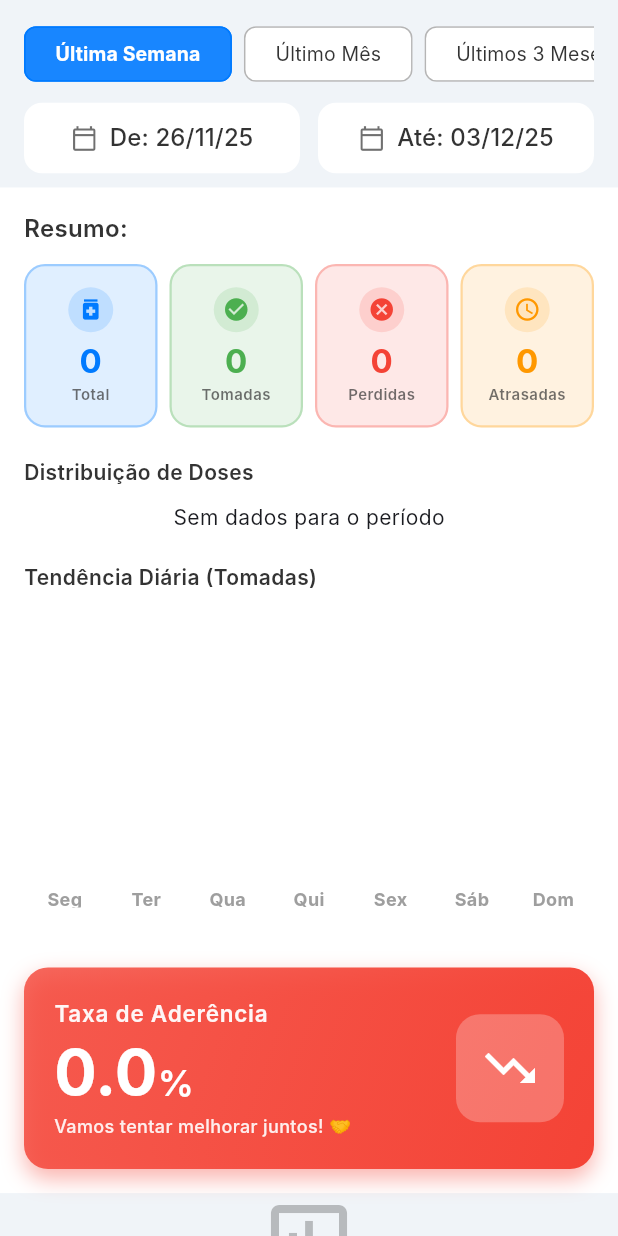
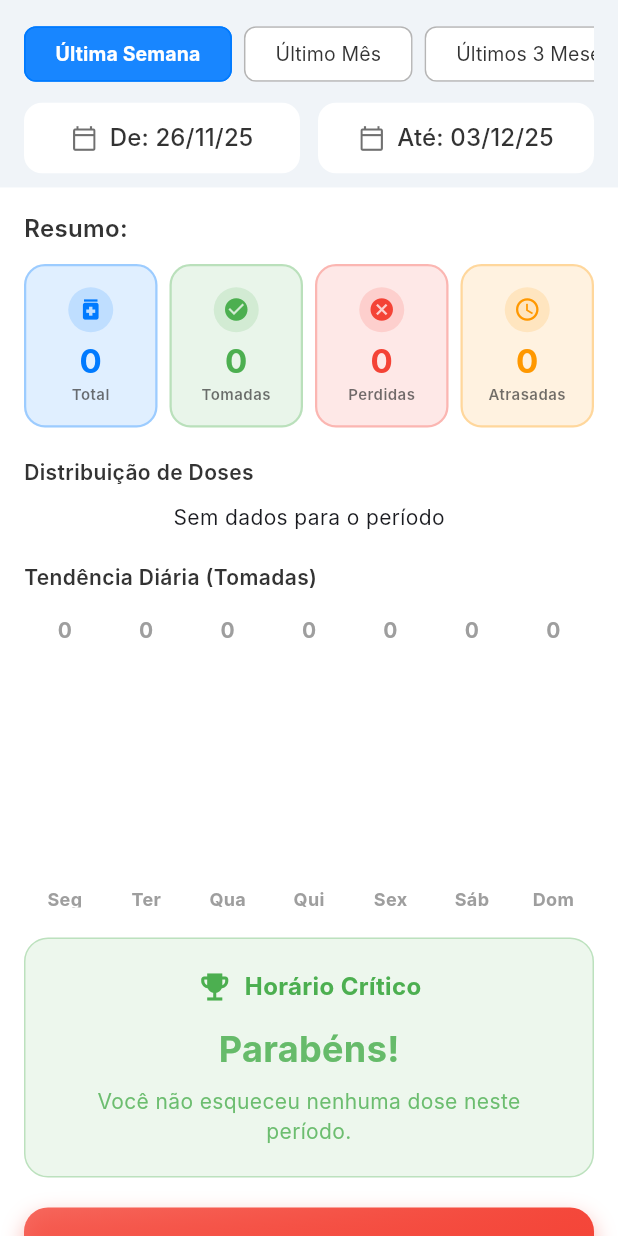
Before and after one commit to DiogenesCasale/MeAlerte, a Flutter app: the DosesReportScreen screen opened directly, on a phone screen of 412 x 824 dp. Run offline on Flutter 3.47's test engine with Material 3 defaults, Android fonts, the phone set to English and light mode, and no system bars; drawn by our look-alikes of fl_chart; our stand-ins replace csv, device_info_plus, file_picker, flutter_local_notifications, get, image_picker and 9 more; missing offline and left inert: jbh_ringtone; accounts and stored records are empty; Roboto replaces fonts that are missing (Inter).

Commit message:
mudança tela relatorio, readme e manual

```diff
--- a/lib/controllers/report_controller.dart
+++ b/lib/controllers/report_controller.dart
@@ -6,12 +6,9 @@ import 'package:app_remedio/controllers/database_controller.dart';
 import 'package:app_remedio/controllers/profile_controller.dart';
 import 'package:pdf/pdf.dart';
 import 'package:pdf/widgets.dart' as pw;
-
 import 'package:path_provider/path_provider.dart';
 import 'package:csv/csv.dart';
-
 import 'package:app_remedio/utils/toast_service.dart';
-import 'package:flutter/material.dart'; // Para Colors e Icons
 import 'package:flutter/services.dart' show rootBundle;
 
 enum ReportPeriod { lastWeek, lastMonth, last3Months, custom }
--- a/lib/views/reports/doses_report_screen.dart
+++ b/lib/views/reports/doses_report_screen.dart
@@ -325,6 +325,7 @@ class DosesReportScreen extends StatelessWidget {
                     ),
                   );
                 }),
+                const SizedBox(height: 24),
               ],
             ),
           ),
--- a/lib/views/reports/report_charts.dart
+++ b/lib/views/reports/report_charts.dart
@@ -149,7 +149,28 @@ class DailyTrendBarChart extends StatelessWidget {
                 ),
               ),
               leftTitles: AxisTitles(sideTitles: SideTitles(showTitles: false)),
-              topTitles: AxisTitles(sideTitles: SideTitles(showTitles: false)),
+              topTitles: AxisTitles(
+                sideTitles: SideTitles(
+                  showTitles: true,
+                  reservedSize: 30,
+                  getTitlesWidget: (value, meta) {
+                    final index = value.toInt();
+                    if (index < 0 || index >= trend.length) {
+                      return const SizedBox.shrink();
+                    }
+                    return Center(
+                      child: Text(
+                        trend[index].toStringAsFixed(0),
+                        style: const TextStyle(
+                          color: Colors.grey,
+                          fontWeight: FontWeight.bold,
+                          fontSize: 14,
+                        ),
+                      ),
+                    );
+                  },
+                ),
+              ),
               rightTitles: AxisTitles(
                 sideTitles: SideTitles(showTitles: false),
               ),
@@ -205,10 +226,58 @@ class CriticalTimeCard extends StatelessWidget {
         critical = 'Noite';
       }
 
-      if (max == 0) return const SizedBox.shrink();
+      if (max == 0) {
+        return Container(
+          width: double.infinity,
+          padding: const EdgeInsets.all(20),
+          decoration: BoxDecoration(
+            color: Colors.green.withOpacity(0.1),
+            borderRadius: BorderRadius.circular(16),
+            border: Border.all(color: Colors.green.withOpacity(0.3), width: 1),
+          ),
+          child: Column(
+            children: [
+              Row(
+                mainAxisAlignment: MainAxisAlignment.center,
+                children: [
+                  Icon(Icons.emoji_events, color: Colors.green, size: 24),
+                  const SizedBox(width: 8),
+                  const Text(
+                    'Horário Crítico',
+                    style: TextStyle(
+                      fontWeight: FontWeight.bold,
+                      fontSize: 16,
+                      color: Colors.green,
+                    ),
+                  ),
+                ],
+              ),
+              const SizedBox(height: 12),
+              Text(
+                'Parabéns!',
+                style: TextStyle(
+                  fontSize: 24,
+                  fontWeight: FontWeight.bold,
+                  color: Colors.green.shade400,
+                ),
+              ),
+              const SizedBox(height: 8),
+              Text(
+                'Você não esqueceu nenhuma dose neste período.',
+                textAlign: TextAlign.center,
+                style: TextStyle(
+                  fontSize: 14,
+                  color: Colors.green.withOpacity(0.8),
+                ),
+              ),
+            ],
+          ),
+        );
+      }
 
       return Card(
         elevation: 2,
+        margin: EdgeInsets.zero,
         shape: RoundedRectangleBorder(borderRadius: BorderRadius.circular(12)),
         child: Padding(
           padding: const EdgeInsets.all(16.0),
```
Also changed, not shown: 3 other files.
